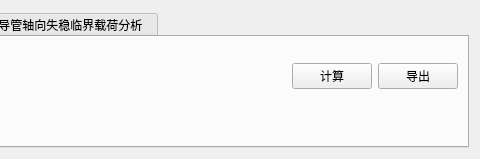
Old version of the form QTdesigner/UI.ui in the repository alphacheng/Geological-computing-tool; both pictures show x 909 to 1389 and y 0 to 159 of the 1389 by 159 pixel window.
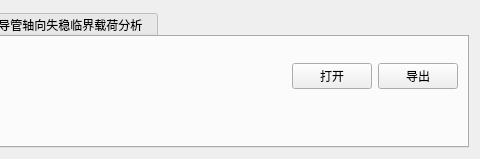
New version of the form. The open tabs and pages were chosen to show the change.

Diff of the .ui file:
```diff
--- a/QTdesigner/UI.ui
+++ b/QTdesigner/UI.ui
@@ -294,7 +294,7 @@
             </size>
            </property>
            <property name="text">
-            <string>计算</string>
+            <string>打开</string>
            </property>
           </widget>
          </item>
```
Left out of the diff: 4 changed lines with no effect on the pictures.
